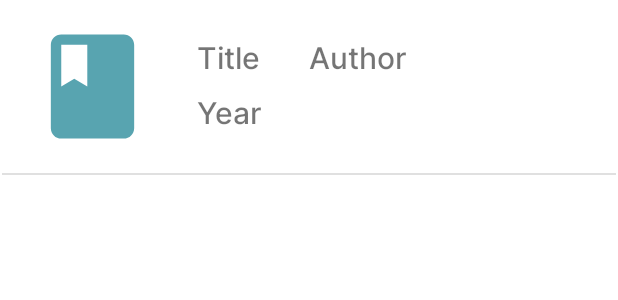
After one commit to matyoo-timoti/Booklat, an Android app: the layout single_item.xml on its own in the app's theme, with its tools: preview values and no code run, on a phone screen of 412 x 824 dp. The commit adds this screen. Shown: the top 300 px of the screen. Run offline under Robolectric (Android 15) with nearby library versions, the phone set to English and light mode, and no system bars.

Commit message:
Added single item layout, book class, book adapter, etc.

```diff
--- a/app/src/main/AndroidManifest.xml
+++ b/app/src/main/AndroidManifest.xml
@@ -10,7 +10,7 @@
         android:supportsRtl="true"
         android:theme="@style/Theme.Booklat">
         <activity
-            android:name=".AddEditEntry"
+            android:name=".UpsertBook"
             android:exported="false" />
         <activity
             android:name=".MainActivity"
--- a/app/src/main/java/com/example/booklat/DBAdapter.java
+++ b/app/src/main/java/com/example/booklat/DBAdapter.java
@@ -70,11 +70,11 @@ public class DBAdapter {
 
     // Insert book into the database
 
-    public long insertBook(String title, String author, int Year) {
+    public long insertBook(String title, String author, int year) {
         ContentValues initialValues = new ContentValues();
         initialValues.put(KEY_TITLE, title);
         initialValues.put(KEY_AUTHOR, author);
-        initialValues.put(KEY_YEAR, 2022);
+        initialValues.put(KEY_YEAR, year);
         return db.insert(DATABASE_TABLE, null, initialValues);
     }
 
--- /dev/null
+++ b/app/src/main/res/drawable/ic_baseline_book_24.xml
@@ -0,0 +1,5 @@
+<vector android:height="24dp" android:tint="#58A4B0"
+    android:viewportHeight="24" android:viewportWidth="24"
+    android:width="24dp" xmlns:android="http://schemas.android.com/apk/res/android">
+    <path android:fillColor="@android:color/white" android:pathData="M18,2H6c-1.1,0 -2,0.9 -2,2v16c0,1.1 0.9,2 2,2h12c1.1,0 2,-0.9 2,-2V4c0,-1.1 -0.9,-2 -2,-2zM6,4h5v8l-2.5,-1.5L6,12V4z"/>
+</vector>
--- a/app/src/main/res/layout/activity_add_edit_entry.xml
+++ b/app/src/main/res/layout/activity_add_edit_entry.xml
@@ -4,7 +4,7 @@
     xmlns:tools="http://schemas.android.com/tools"
     android:layout_width="match_parent"
     android:layout_height="match_parent"
-    tools:context=".AddEditEntry">
+    tools:context=".UpsertBook">
 
     <TextView
         android:id="@+id/textViewTitle"
--- a/app/src/main/res/layout/activity_main.xml
+++ b/app/src/main/res/layout/activity_main.xml
@@ -8,7 +8,7 @@
 
 
     <androidx.recyclerview.widget.RecyclerView
-        android:id="@+id/booksList"
+        android:id="@+id/recyclerView"
         android:layout_width="0dp"
         android:layout_height="0dp"
         android:layout_marginStart="16dp"
--- /dev/null
+++ b/app/src/main/res/layout/single_item.xml
@@ -0,0 +1,71 @@
+<?xml version="1.0" encoding="utf-8"?>
+<androidx.constraintlayout.widget.ConstraintLayout xmlns:android="http://schemas.android.com/apk/res/android"
+    xmlns:app="http://schemas.android.com/apk/res-auto"
+    xmlns:tools="http://schemas.android.com/tools"
+    android:layout_width="match_parent"
+    android:layout_height="match_parent"
+    android:orientation="horizontal">
+
+
+    <TextView
+        android:id="@+id/textViewEntryTitle"
+        android:layout_width="wrap_content"
+        android:layout_height="wrap_content"
+        android:layout_marginStart="24dp"
+        android:layout_marginTop="8dp"
+        android:layout_weight="1"
+        android:fontFamily="@font/inter_medium"
+        android:text="@string/title"
+        android:textSize="20sp"
+        app:layout_constraintStart_toEndOf="@+id/imageView"
+        app:layout_constraintTop_toTopOf="@+id/imageView" />
+
+    <TextView
+        android:id="@+id/textViewEntryYear"
+        android:layout_width="wrap_content"
+        android:layout_height="wrap_content"
+        android:layout_marginStart="24dp"
+        android:layout_marginTop="8dp"
+        android:layout_weight="1"
+        android:fontFamily="@font/inter_medium"
+        android:text="@string/year"
+        android:textSize="20sp"
+        app:layout_constraintStart_toEndOf="@+id/imageView"
+        app:layout_constraintTop_toBottomOf="@+id/textViewEntryTitle" />
+
+    <TextView
+        android:id="@+id/textViewEntryAuthor"
+        android:layout_width="wrap_content"
+        android:layout_height="wrap_content"
+        android:layout_marginStart="32dp"
+        android:layout_weight="1"
+        android:fontFamily="@font/inter_medium"
+        android:text="@string/author"
+        android:textSize="20sp"
+        app:layout_constraintStart_toEndOf="@+id/textViewEntryTitle"
+        app:layout_constraintTop_toTopOf="@+id/textViewEntryTitle" />
+
+    <View
+        android:id="@+id/divider"
+        android:layout_width="409dp"
+        android:layout_height="1dp"
+        android:layout_marginStart="1dp"
+        android:layout_marginTop="16dp"
+        android:layout_marginEnd="1dp"
+        android:background="?android:attr/listDivider"
+        app:layout_constraintEnd_toEndOf="parent"
+        app:layout_constraintStart_toStartOf="parent"
+        app:layout_constraintTop_toBottomOf="@+id/imageView" />
+
+    <ImageView
+        android:id="@+id/imageView"
+        android:layout_width="91dp"
+        android:layout_height="83dp"
+        android:layout_marginStart="16dp"
+        android:layout_marginTop="16dp"
+        android:contentDescription="@string/book_icon"
+        app:layout_constraintStart_toStartOf="parent"
+        app:layout_constraintTop_toTopOf="parent"
+        app:srcCompat="@drawable/ic_baseline_book_24"
+        tools:ignore="ImageContrastCheck" />
+</androidx.constraintlayout.widget.ConstraintLayout>
--- a/app/src/main/res/values/strings.xml
+++ b/app/src/main/res/values/strings.xml
@@ -11,4 +11,6 @@
     <string name="cancel">CANCEL</string>
     <string name="save">SAVE</string>
     <string name="add_new_book">Add New Book</string>
+    <string name="author">Author</string>
+    <string name="book_icon">Book Icon</string>
 </resources>
```
Also changed, not shown: app/src/main/java/com/example/booklat/Book.java (added, +32 -0 lines), app/src/main/java/com/example/booklat/BooksAdapter.java (added, +71 -0 lines), app/src/main/java/com/example/booklat/MainActivity.java (+37 -22 lines), app/src/main/java/com/example/booklat/UpsertBook.java (renamed from app/src/main/java/com/example/booklat/AddEditEntry.java, +7 -1 lines).
